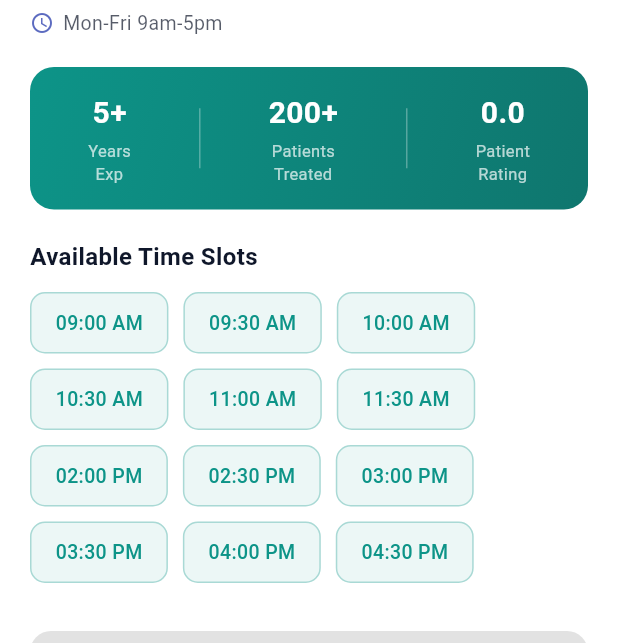
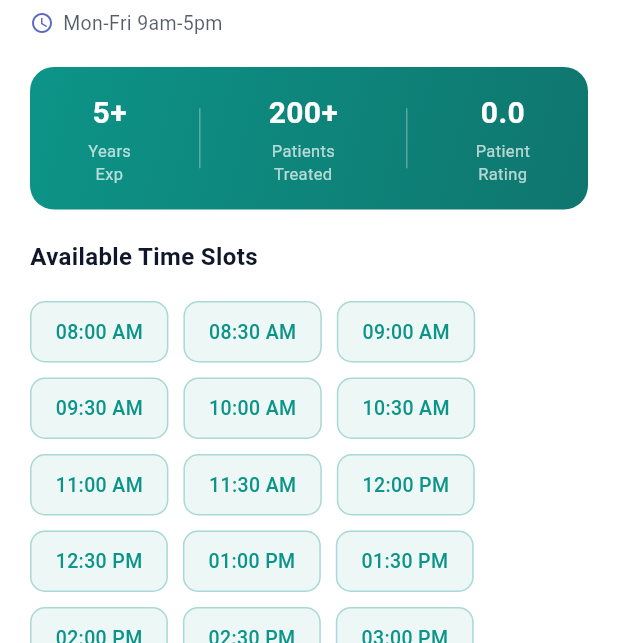
Before and after one commit to minna128/medislot_app, a Flutter app: the DoctorDetailScreen screen opened directly with empty values, after a tap on "MediSlot Clinic", on a phone screen of 412 x 824 dp, the part 593-1236 px from its top. Run offline on Flutter 3.47's test engine with Material 3 defaults, Android fonts, the phone set to English and light mode, and no system bars; our stand-ins replace cached_network_image, connectivity_plus, flutter_local_notifications, flutter_svg, geolocator, local_auth and 3 more; accounts and stored records are empty; network calls fail; Roboto replaces fonts that are missing (Poppins); project files that could hold a hidden picture were left out.

Commit message:
Update external JSON with different doctors, time slot improvements

```diff
--- a/lib/screens/doctors/doctor_detail_screen.dart
+++ b/lib/screens/doctors/doctor_detail_screen.dart
@@ -1,6 +1,8 @@
 import 'package:flutter/material.dart';
 import 'package:cached_network_image/cached_network_image.dart';
+import '../../data/models/appointment.dart';
 import '../../data/models/doctor.dart';
+import '../../data/services/database_service.dart';
 import '../booking/booking_screen.dart';
 import 'package:geolocator/geolocator.dart';
 import 'package:url_launcher/url_launcher.dart';
@@ -14,6 +16,61 @@ class DoctorDetailScreen extends StatefulWidget {
 }
 
 class _DoctorDetailScreenState extends State<DoctorDetailScreen> {
+  List<String> _getAvailableSlots() {
+    final availability = widget.doctor.experience.toLowerCase();
+
+    // Parse start and end hours from strings like "mon-fri 9am-5pm" or "tue-sun 9am-5pm"
+    final timeRegex = RegExp(r'(\d+)(?::(\d+))?(am|pm)\s*-\s*(\d+)(?::(\d+))?(am|pm)');
+    final match = timeRegex.firstMatch(availability);
+
+    if (match == null) return _timeSlots; // Return all if can't parse
+
+    int startHour = int.parse(match.group(1)!);
+    final startPeriod = match.group(3)!;
+    int endHour = int.parse(match.group(4)!);
+    final endPeriod = match.group(6)!;
+
+    // Convert to 24-hour
+    if (startPeriod == 'pm' && startHour != 12) startHour += 12;
+    if (startPeriod == 'am' && startHour == 12) startHour = 0;
+    if (endPeriod == 'pm' && endHour != 12) endHour += 12;
+    if (endPeriod == 'am' && endHour == 12) endHour = 0;
+
+    return _timeSlots.where((slot) {
+      final parts = slot.split(' ');
+      final timeParts = parts[0].split(':');
+      int hour = int.parse(timeParts[0]);
+      final isPM = parts[1] == 'PM';
+      if (isPM && hour != 12) hour += 12;
+      if (!isPM && hour == 12) hour = 0;
+      return hour >= startHour && hour < endHour;
+    }).toList();
+  }
+
+
+  List<String> _bookedSlots = [];
+
+  @override
+  void initState() {
+    super.initState();
+    _getDistance();
+    _loadBookedSlots();
+  }
+
+  Future<void> _loadBookedSlots() async {
+    final db = DatabaseService();
+    final appointments = await db.getAllAppointments();
+    if (!mounted) return;
+    setState(() {
+      _bookedSlots = appointments
+          .where((a) =>
+      a.doctorName == widget.doctor.name &&
+          a.status == AppointmentStatus.upcoming)
+          .map((a) => a.time)
+          .toList();
+    });
+  }
+
   Future<void> _openInMaps() async {
     final coords = _findCoords(widget.doctor.clinic);
 
@@ -96,16 +153,12 @@ class _DoctorDetailScreenState extends State<DoctorDetailScreen> {
   String? _selectedSlot;
 
   static const List<String> _timeSlots = [
-    '09:00 AM', '09:30 AM', '10:00 AM', '10:30 AM',
-    '11:00 AM', '11:30 AM', '02:00 PM', '02:30 PM',
-    '03:00 PM', '03:30 PM', '04:00 PM', '04:30 PM',
+    '08:00 AM', '08:30 AM', '09:00 AM', '09:30 AM',
+    '10:00 AM', '10:30 AM', '11:00 AM', '11:30 AM',
+    '12:00 PM', '12:30 PM', '01:00 PM', '01:30 PM',
+    '02:00 PM', '02:30 PM', '03:00 PM', '03:30 PM',
+    '04:00 PM', '04:30 PM', '05:00 PM', '05:30 PM',
   ];
-
-  @override
-  void initState() {
-    super.initState();
-    _getDistance();
-  }
 
   @override
   Widget build(BuildContext context) {
@@ -228,7 +281,6 @@ class _DoctorDetailScreenState extends State<DoctorDetailScreen> {
 
                   GestureDetector(
                     onTap: () async {
-                      print('Tapped clinic!');
                       await _openInMaps();
                     },
                     child: Row(children: [
@@ -309,30 +361,42 @@ class _DoctorDetailScreenState extends State<DoctorDetailScreen> {
                       style: TextStyle(fontFamily: 'Poppins',
                           fontSize: 16, fontWeight: FontWeight.bold,
                           color: textColor)),
+                  const SizedBox(height: 6),
+                  if (doctor.experience.isNotEmpty)
+                    Text('Working hours: ${doctor.experience}',
+                        style: TextStyle(fontFamily: 'Poppins', fontSize: 12,
+                            color: const Color(0xFF0D9488))),
                   const SizedBox(height: 12),
                   Wrap(
                     spacing: 10,
                     runSpacing: 10,
-                    children: _timeSlots.map((slot) {
+                    children: _getAvailableSlots().map((slot) {
                       final isSelected = _selectedSlot == slot;
+                      final isBooked = _bookedSlots.contains(slot);
                       return GestureDetector(
-                        onTap: () => setState(() => _selectedSlot = slot),
+                        onTap: isBooked ? null : () => setState(() => _selectedSlot = slot),
                         child: Container(
                           padding: const EdgeInsets.symmetric(
                               horizontal: 16, vertical: 10),
                           decoration: BoxDecoration(
-                            color: isSelected
+                            color: isBooked
+                                ? Colors.grey.withOpacity(0.1)
+                                : isSelected
                                 ? const Color(0xFF0D9488)
                                 : const Color(0xFF0D9488).withOpacity(0.08),
                             borderRadius: BorderRadius.circular(10),
                             border: Border.all(
-                                color: const Color(0xFF0D9488).withOpacity(
+                                color: isBooked
+                                    ? Colors.grey.withOpacity(0.3)
+                                    : const Color(0xFF0D9488).withOpacity(
                                     isSelected ? 1.0 : 0.3)),
                           ),
                           child: Text(slot,
                               style: TextStyle(fontFamily: 'Poppins',
                                   fontSize: 13, fontWeight: FontWeight.w500,
-                                  color: isSelected
+                                  color: isBooked
+                                      ? Colors.grey
+                                      : isSelected
                                       ? Colors.white
                                       : const Color(0xFF0D9488))),
                         ),
--- a/lib/screens/doctors/doctors_screen.dart
+++ b/lib/screens/doctors/doctors_screen.dart
@@ -65,7 +65,7 @@ class _DoctorsScreenState extends State<DoctorsScreen> {
   }
 
   void _toggleSource() {
-    setState(() => _useExternalJson = !_useExternalJson);
+    _useExternalJson = !_useExternalJson;
     _loadDoctors();
     ScaffoldMessenger.of(context).showSnackBar(
       SnackBar(content: Text(_useExternalJson
@@ -93,7 +93,7 @@ class _DoctorsScreenState extends State<DoctorsScreen> {
               icon: Icon(
                   _useExternalJson ? Icons.cloud_outlined : Icons.storage_outlined,
                   size: 16),
-              label: Text(_useExternalJson ? 'GitHub JSON' : 'API',
+              label: Text(_useExternalJson ? 'External JSON' : 'Live API',
                   style: const TextStyle(fontFamily: 'Poppins', fontSize: 11)),
             ),
           ),
```
Also changed, not shown: assets/doctors.json (+58 -69 lines).
